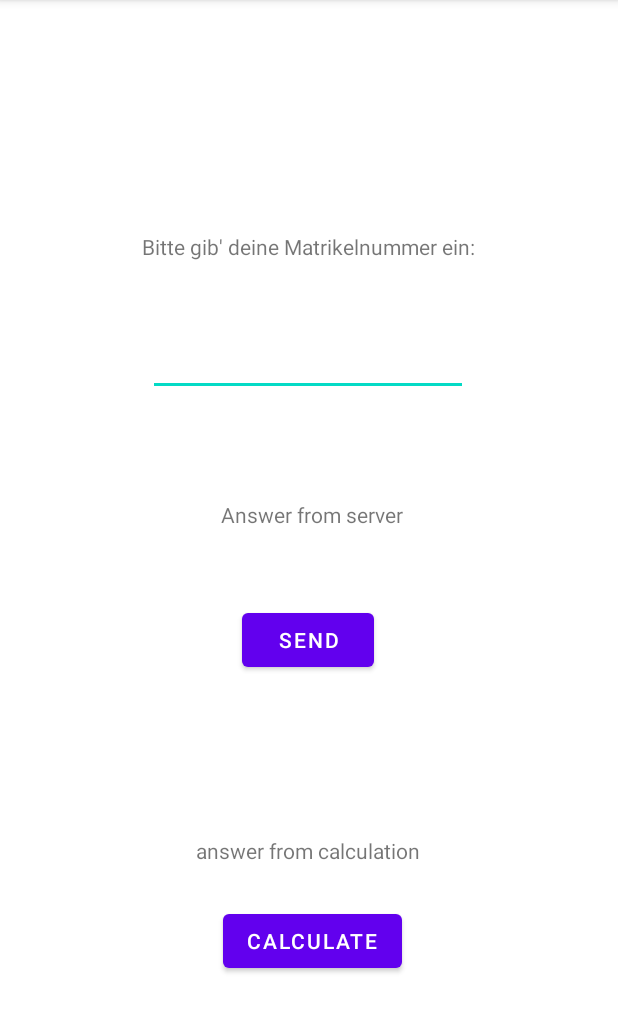
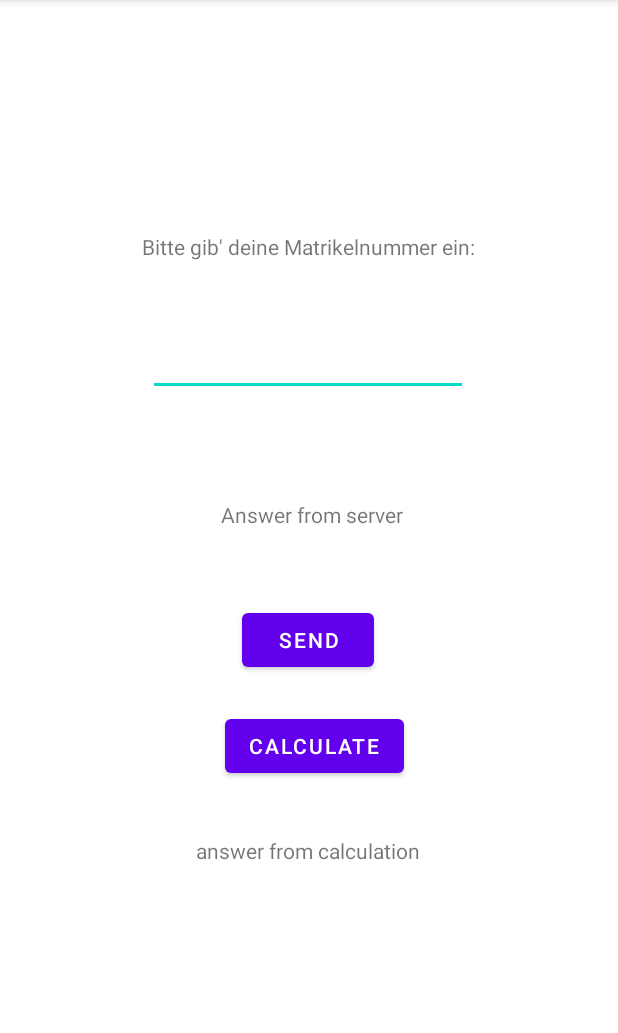
Before and after one commit to aleesie/SE2Einzelphase, an Android app: the screen it shows after launch (MainActivity), after a tap on "CALCULATE", on a phone screen of 412 x 824 dp, the part 84-1117 px from its top. Run offline under Robolectric (Android 15) with nearby library versions, the phone set to English and light mode, and no system bars.

Commit message:
minor design change - replacement of calculate-button; implemented hideKeyboard-function in order to hide keyboard after a button was clicked; final commit

```diff
--- a/app/src/main/java/com/example/se2_einzelphase_ehart/MainActivity.java
+++ b/app/src/main/java/com/example/se2_einzelphase_ehart/MainActivity.java
@@ -4,6 +4,7 @@ import androidx.appcompat.app.AppCompatActivity;
 
 import android.os.Bundle;
 import android.view.View;
+import android.view.inputmethod.InputMethodManager;
 import android.widget.Button;
 import android.widget.EditText;
 import android.widget.TextView;
@@ -51,7 +52,9 @@ public class MainActivity extends AppCompatActivity {
         // creation of seperate thread, because functionality should be executed asnyc
         new Thread() {
             public void run(){
+                hideKeyboard();
                 String sending = input_txt.getText().toString();
+
                 try{
                     Socket clientSocket = new Socket("se2-isys.aau.at", 53212);
                     //output, den socket ausliefern soll --> output to server
@@ -79,6 +82,7 @@ public class MainActivity extends AppCompatActivity {
 
     public void taskCalcButton(){
         // 12021905 % 7 = 0 --> implemented task 0
+        hideKeyboard();
         input = input_txt.getText().toString();
         int counter = 0;
         Integer alternating_checksum = 0;
@@ -103,4 +107,13 @@ public class MainActivity extends AppCompatActivity {
             calcoutput_txt.setText("alternating checksum of your matrikelnumber is "+ alternating_checksum.toString() + ". This is an  "+evenOdd + " number.");
         }
     }
+
+    public void hideKeyboard(){
+        try{
+            InputMethodManager imm = (InputMethodManager)getSystemService(INPUT_METHOD_SERVICE);
+            imm.hideSoftInputFromWindow(getCurrentFocus().getWindowToken(),0);
+        }catch (Exception e){
+            e.printStackTrace();
+        }
+    }
 }
--- a/app/src/main/res/layout/activity_main.xml
+++ b/app/src/main/res/layout/activity_main.xml
@@ -74,9 +74,9 @@
         android:text="Calculate"
         app:layout_constraintBottom_toBottomOf="parent"
         app:layout_constraintEnd_toEndOf="parent"
-        app:layout_constraintHorizontal_bias="0.507"
+        app:layout_constraintHorizontal_bias="0.512"
         app:layout_constraintStart_toStartOf="parent"
         app:layout_constraintTop_toTopOf="parent"
-        app:layout_constraintVertical_bias="0.838" />
+        app:layout_constraintVertical_bias="0.657" />
 
 </androidx.constraintlayout.widget.ConstraintLayout>
```
